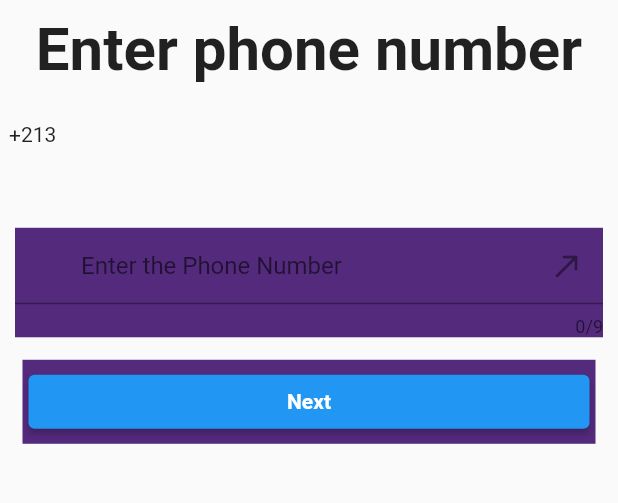
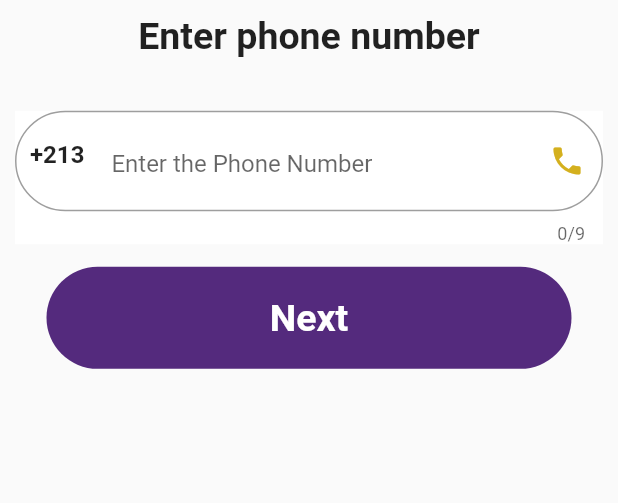
Before and after one commit to harris-gitch/INFAA, a Flutter app: the screen it shows after launch, on a phone screen of 412 x 824 dp, the part 609-1112 px from its top. Run offline on Flutter 3.47's test engine with Material 2 defaults, Android fonts, the phone set to English and light mode, and no system bars; our stand-ins replace animated_splash_screen, async_builder, firebase_auth, firebase_core, pinput; missing offline and left inert: dart:ffi; accounts and stored records are empty.

Commit message:
final commit

```diff
--- a/lib/Login.dart
+++ b/lib/Login.dart
@@ -8,6 +8,7 @@ class Login extends StatefulWidget {
 }
 
 class _LoginState extends State<Login> {
+
   String dialCodeDigits = "+213";
   TextEditingController _controller = TextEditingController();
   @override
@@ -27,26 +28,34 @@ class _LoginState extends State<Login> {
               child: const Center(
                 child: Text(
                   "Enter phone number",
-                  style: TextStyle(fontWeight: FontWeight.bold, fontSize: 40.0),
+                  style: TextStyle(fontWeight: FontWeight.bold, fontSize: 25.0),
                 ),
               ),
             ),
             SizedBox(height: 25.0),
-            SizedBox(
-              width: 400,
-              height: 60,
-              child: Text(dialCodeDigits),
-            ),
+
             Container(
-              color: Color(0xff542a7d),
               margin: EdgeInsets.only(top: 10, left: 10, right: 10),
+              color: Colors.white,
               child: TextField(
-                decoration: InputDecoration(
-                    suffixIcon: Icon(Icons.call_made_rounded),
+                decoration:  InputDecoration(
+                    border: OutlineInputBorder(
+                        borderSide: BorderSide(color: Color(0xffd4b01e)),
+                        borderRadius: BorderRadius.circular(50)
+                    ) ,
+                     prefixIcon: Padding(
+                       padding: EdgeInsets.all(10.0),
+                       child: Text("+213",
+                       style: TextStyle(
+                         fontSize: 16.0,
+                         fontWeight: FontWeight.bold
+                       ),),
+                     ),
+                    suffixIcon: Icon(Icons.phone,color: Color(0xffd4b01e),),
                     hintText: "Enter the Phone Number",
                     prefix: Padding(
                       padding: EdgeInsets.all(4),
-                      child: Text(dialCodeDigits),
+                      child: Text(""),
                     )),
                 maxLength: 9,
                 keyboardType: TextInputType.number,
@@ -54,20 +63,26 @@ class _LoginState extends State<Login> {
               ),
             ),
             Container(
-              padding: EdgeInsets.all(4),
+              padding: EdgeInsets.all(10.0),
               margin: EdgeInsets.all(15),
-              color: Color(0xff542a7d),
-              width: double.infinity,
-              child: ElevatedButton(
+
+              decoration: BoxDecoration(
+                  borderRadius: BorderRadius.circular(50),
+                  color: Color(0xff542a7d),
+              ),
+              width: 350,
+              child: MaterialButton(
                 onPressed: () {
                   Navigator.of(context).push(MaterialPageRoute(
                       builder: (c) => OTPControllerScreen(
                           phone: _controller.text,
-                          codeDigits: dialCodeDigits)));
+                         codeDigits: dialCodeDigits
+                      )));
                 },
-                child: Text("Next",
+                child: const Text("Next",
                     style: TextStyle(
-                        fontWeight: FontWeight.bold, color: Colors.white)),
+                        fontWeight: FontWeight.bold, color: Colors.white,
+                    fontSize: 25.0)),
               ),
             )
           ],
--- a/lib/main.dart
+++ b/lib/main.dart
@@ -20,7 +20,7 @@ class MyApp extends StatelessWidget {
     return MaterialApp(
       debugShowCheckedModeBanner: false,
        home:AnimatedSplashScreen(
-         splash:  Image.asset("assets/logo_infaa4x.png",
+         splash:  Image.asset("assets/logo_infaa.png",
                fit: BoxFit.fill,  ),
          nextScreen:Login(),
          splashTransition: SplashTransition.fadeTransition,
@@ -28,4 +28,6 @@ class MyApp extends StatelessWidget {
        ) ,
     );
   }
+  //Widget currentPage =Login();
+
 }
--- a/pubspec.yaml
+++ b/pubspec.yaml
@@ -43,6 +43,7 @@ dependencies:
   provider: ^4.3.1
   country_code_picker: ^2.0.2
   pinput: ^1.2.0
+  async_builder: ^1.2.0
 
 dependency_overrides:
     firebase_messaging_platform_interface: 3.1.6
@@ -85,7 +86,7 @@ flutter:
      - assets/crescent.png
      - assets/back.png
      - assets/phonecheck.png
-     - assets/welcome.png
+     - assets/wellcome.png
   # An image asset can refer to one or more resolution-specific "variants", see
   # https://flutter.dev/assets-and-images/#resolution-aware.
 
```
Also changed, not shown: lib/OTPController.dart (+6 -2 lines), lib/demand.dart (+13 -2 lines), lib/homeScreen.dart (+17 -5 lines), lib/iftarSaim.dart (+6 -1 lines), lib/transport.dart (added, +98 -0 lines), assets/icon.png (added), assets/welcome.png (deleted), assets/wellcome.png (added), pubspec.lock, 35 other files.
